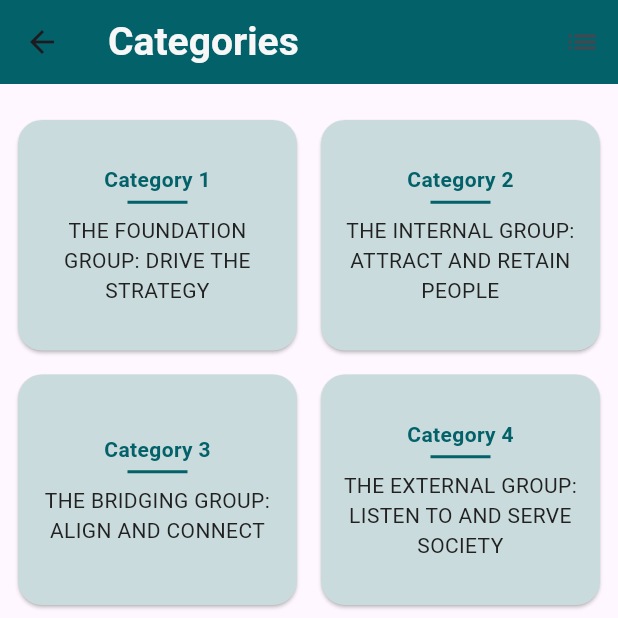
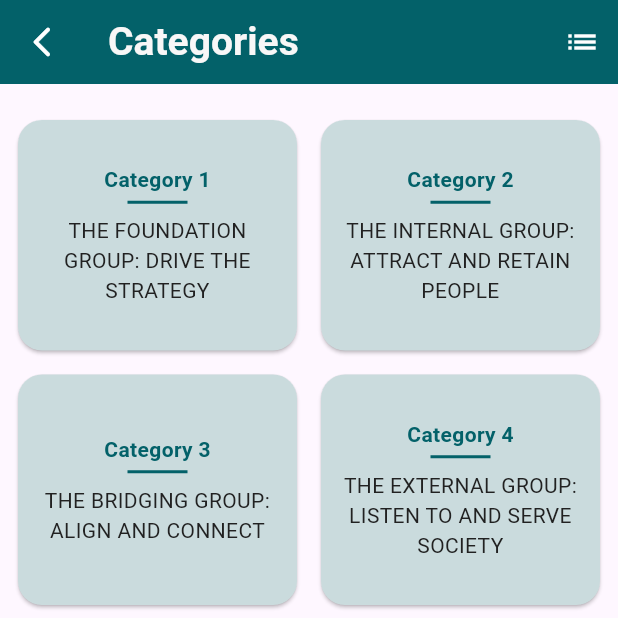
Before and after one commit to mahaamimran/dei_marc, a Flutter app: the screen it shows after launch, after a tap on "GENDER DEI TOOLKIT: BEST PRACTICES TO EN", on a phone screen of 412 x 824 dp, the top half of it. Run offline on Flutter 3.47's test engine with Material 3 defaults, Android fonts, the light colour scheme and no system bars; our stand-ins replace shared_preferences.

```diff
--- a/lib/screens/category_screen.dart
+++ b/lib/screens/category_screen.dart
@@ -30,12 +30,20 @@ class _CategoryScreenState extends State<CategoryScreen> {
           CategoryProvider()..loadCategories(widget.bookFileName),
       child: Scaffold(
         appBar: AppBar(
+          leading: IconButton(
+            icon: Icon(Icons.arrow_back_ios_new_rounded, color: Colors.white),
+            onPressed: () {
+              Navigator.pop(context);
+            },
+          )
+          ,
             backgroundColor:
                 widget.appBarColor, // Use the passed color for the AppBar
             //foregroundColor: BasicColors.appBarForeground,
             title: const Text('Categories', style: TextStyles.appBarTitle),
             actions: [
               IconButton(
+                color: Colors.white,
                 icon: Icon(_isGridView ? Icons.list : Icons.grid_view),
                 onPressed: () {
                   setState(() {
@@ -43,7 +51,8 @@ class _CategoryScreenState extends State<CategoryScreen> {
                   });
                 },
               ),
-            ]),
+            ])
+            ,
         body: Padding(
           padding: const EdgeInsets.all(8.0),
           child: Consumer<CategoryProvider>(
```
